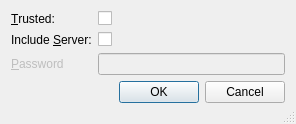
Above: src/mvvmdatasyncwidgets/exportsetupdialog.ui from Skycoder42/QtMvvm before the change. Below: the same form after it.
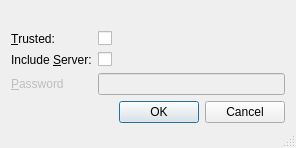
That is the form after the change.

What changed in the file:
```diff
--- a/src/mvvmdatasyncwidgets/exportsetupdialog.ui
+++ b/src/mvvmdatasyncwidgets/exportsetupdialog.ui
@@ -7,7 +7,7 @@
     <x>0</x>
     <y>0</y>
     <width>296</width>
-    <height>124</height>
+    <height>148</height>
    </rect>
   </property>
   <property name="windowTitle">
@@ -20,7 +20,7 @@
    <bool>true</bool>
   </property>
   <layout class="QFormLayout" name="formLayout">
-   <item row="0" column="0">
+   <item row="1" column="0">
     <widget class="QLabel" name="trustedLabel">
      <property name="text">
       <string>&amp;Trusted:</string>
@@ -30,10 +30,10 @@
      </property>
     </widget>
    </item>
-   <item row="0" column="1">
+   <item row="1" column="1">
     <widget class="QCheckBox" name="trustedCheckBox"/>
    </item>
-   <item row="1" column="0">
+   <item row="2" column="0">
     <widget class="QLabel" name="includeServerLabel">
      <property name="text">
       <string>Include &amp;Server:</string>
@@ -43,10 +43,10 @@
      </property>
     </widget>
    </item>
-   <item row="1" column="1">
+   <item row="2" column="1">
     <widget class="QCheckBox" name="includeServerCheckBox"/>
    </item>
-   <item row="2" column="0">
+   <item row="3" column="0">
     <widget class="QLabel" name="passwordLabel">
      <property name="enabled">
       <bool>false</bool>
@@ -59,7 +59,7 @@
      </property>
     </widget>
    </item>
-   <item row="2" column="1">
+   <item row="3" column="1">
     <widget class="QLineEdit" name="passwordLineEdit">
      <property name="enabled">
       <bool>false</bool>
@@ -72,7 +72,7 @@
      </property>
     </widget>
    </item>
-   <item row="3" column="0" colspan="2">
+   <item row="4" column="0" colspan="2">
     <widget class="QDialogButtonBox" name="buttonBox">
      <property name="orientation">
       <enum>Qt::Horizontal</enum>
@@ -82,6 +82,9 @@
      </property>
     </widget>
    </item>
+   <item row="0" column="0" colspan="2">
+    <widget class="QLabel" name="titleLabel"/>
+   </item>
   </layout>
  </widget>
  <resources/>
```
